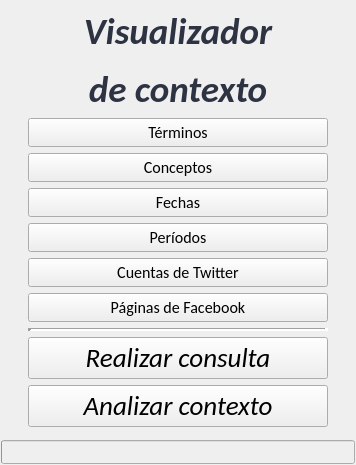
miglesias91/visualizador-de-contextos, file visualizador-de-contexto/visualizadordecontexto.ui: the form before one commit.
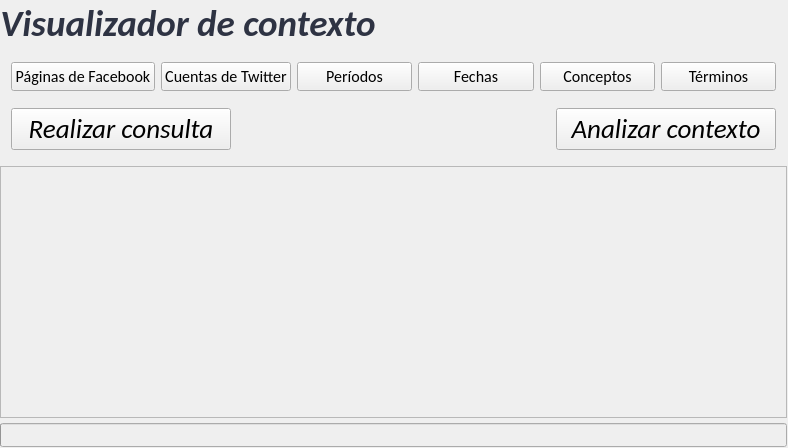
The form after the commit.

Diff of the .ui file:
```diff
--- a/visualizador-de-contexto/visualizadordecontexto.ui
+++ b/visualizador-de-contexto/visualizadordecontexto.ui
@@ -6,8 +6,8 @@
    <rect>
     <x>0</x>
     <y>0</y>
-    <width>356</width>
-    <height>465</height>
+    <width>788</width>
+    <height>448</height>
    </rect>
   </property>
   <property name="windowTitle">
@@ -22,16 +22,16 @@
   <widget class="QWidget" name="widget_central">
    <layout class="QVBoxLayout" name="verticalLayout">
     <property name="spacing">
-     <number>6</number>
+     <number>5</number>
     </property>
     <property name="sizeConstraint">
      <enum>QLayout::SetDefaultConstraint</enum>
     </property>
     <property name="leftMargin">
-     <number>1</number>
+     <number>0</number>
     </property>
     <property name="topMargin">
-     <number>1</number>
+     <number>0</number>
     </property>
     <property name="rightMargin">
      <number>1</number>
@@ -39,48 +39,7 @@
     <property name="bottomMargin">
      <number>1</number>
     </property>
-    <item alignment="Qt::AlignHCenter|Qt::AlignVCenter">
-     <widget class="QWidget" name="widget_opciones" native="true">
-      <property name="sizePolicy">
-       <sizepolicy hsizetype="Maximum" vsizetype="Maximum">
-        <horstretch>0</horstretch>
-        <verstretch>0</verstretch>
-       </sizepolicy>
-      </property>
-      <property name="minimumSize">
-       <size>
-        <width>300</width>
-        <height>400</height>
-       </size>
-      </property>
-      <property name="maximumSize">
-       <size>
-        <width>400</width>
-        <height>16777215</height>
-       </size>
-      </property>
-      <layout class="QVBoxLayout" name="layout_opciones">
-       <property name="spacing">
-        <number>6</number>
-       </property>
-       <property name="sizeConstraint">
-        <enum>QLayout::SetDefaultConstraint</enum>
-       </property>
-       <property name="leftMargin">
-        <number>0</number>
-       </property>
-       <property name="topMargin">
-        <number>0</number>
-       </property>
-       <property name="rightMargin">
-        <number>0</number>
-       </property>
-       <property name="bottomMargin">
-        <number>0</number>
-       </property>
-       <item>
-        <layout class="QVBoxLayout" name="layout_entidades">
-         <item>
+    <item alignment="Qt::AlignLeft">
           <widget class="QLabel" name="lbl_titulo">
            <property name="font">
             <font>
@@ -105,7 +64,7 @@
             <number>8</number>
            </property>
            <property name="text">
-            <string>&lt;html&gt;&lt;head/&gt;&lt;body&gt;&lt;p align=&quot;center&quot;&gt;&lt;span style=&quot; color:#2e3343;&quot;&gt;Visualizador&lt;/span&gt;&lt;/p&gt;&lt;p align=&quot;center&quot;&gt;&lt;span style=&quot; color:#2e3343;&quot;&gt;de contexto&lt;/span&gt;&lt;/p&gt;&lt;/body&gt;&lt;/html&gt;</string>
+       <string>&lt;html&gt;&lt;head/&gt;&lt;body&gt;&lt;p align=&quot;center&quot;&gt;&lt;span style=&quot; color:#2e3343;&quot;&gt;Visualizador de contexto&lt;/span&gt;&lt;/p&gt;&lt;/body&gt;&lt;/html&gt;</string>
            </property>
            <property name="textFormat">
             <enum>Qt::RichText</enum>
@@ -125,70 +84,56 @@
           </widget>
          </item>
          <item>
-          <widget class="QPushButton" name="btn_terminos">
-           <property name="font">
-            <font>
-             <family>Calibri</family>
-             <pointsize>12</pointsize>
-            </font>
-           </property>
-           <property name="text">
-            <string>Términos</string>
-           </property>
-          </widget>
-         </item>
-         <item>
-          <widget class="QPushButton" name="btn_conceptos">
-           <property name="font">
-            <font>
-             <family>Calibri</family>
-             <pointsize>12</pointsize>
-            </font>
-           </property>
-           <property name="text">
-            <string>Conceptos</string>
-           </property>
-          </widget>
-         </item>
-         <item>
-          <widget class="QPushButton" name="btn_fechas">
-           <property name="font">
-            <font>
-             <family>Calibri</family>
-             <pointsize>12</pointsize>
-            </font>
-           </property>
-           <property name="text">
-            <string>Fechas</string>
-           </property>
-          </widget>
-         </item>
-         <item>
-          <widget class="QPushButton" name="btn_periodos">
-           <property name="font">
-            <font>
-             <family>Calibri</family>
-             <pointsize>12</pointsize>
-            </font>
-           </property>
-           <property name="text">
-            <string>Períodos</string>
-           </property>
-          </widget>
-         </item>
-         <item>
-          <widget class="QPushButton" name="btn_medios_twitter">
-           <property name="font">
-            <font>
-             <family>Calibri</family>
-             <pointsize>12</pointsize>
-            </font>
-           </property>
-           <property name="text">
-            <string>Cuentas de Twitter</string>
-           </property>
-          </widget>
-         </item>
+     <widget class="QWidget" name="widget_opciones" native="true">
+      <property name="sizePolicy">
+       <sizepolicy hsizetype="Expanding" vsizetype="Maximum">
+        <horstretch>0</horstretch>
+        <verstretch>0</verstretch>
+       </sizepolicy>
+      </property>
+      <property name="minimumSize">
+       <size>
+        <width>0</width>
+        <height>0</height>
+       </size>
+      </property>
+      <property name="maximumSize">
+       <size>
+        <width>16777215</width>
+        <height>16777215</height>
+       </size>
+      </property>
+      <property name="contextMenuPolicy">
+       <enum>Qt::DefaultContextMenu</enum>
+      </property>
+      <layout class="QVBoxLayout" name="layout_opciones">
+       <property name="spacing">
+        <number>6</number>
+       </property>
+       <property name="sizeConstraint">
+        <enum>QLayout::SetDefaultConstraint</enum>
+       </property>
+       <property name="leftMargin">
+        <number>0</number>
+       </property>
+       <property name="topMargin">
+        <number>0</number>
+       </property>
+       <property name="rightMargin">
+        <number>0</number>
+       </property>
+       <property name="bottomMargin">
+        <number>0</number>
+       </property>
+       <item>
+        <widget class="QWidget" name="widget_fila_entidades" native="true">
+         <property name="sizePolicy">
+          <sizepolicy hsizetype="Expanding" vsizetype="Preferred">
+           <horstretch>0</horstretch>
+           <verstretch>0</verstretch>
+          </sizepolicy>
+         </property>
+         <layout class="QHBoxLayout" name="layout_fila_entidades">
          <item>
           <widget class="QPushButton" name="btn_medios_facebook">
            <property name="font">
@@ -200,20 +145,91 @@
            <property name="text">
             <string>Páginas de Facebook</string>
            </property>
-          </widget>
-         </item>
-        </layout>
+            <property name="flat">
+             <bool>false</bool>
+            </property>
+           </widget>
+          </item>
+          <item>
+           <widget class="QPushButton" name="btn_medios_twitter">
+            <property name="font">
+             <font>
+              <family>Calibri</family>
+              <pointsize>12</pointsize>
+             </font>
+            </property>
+            <property name="text">
+             <string>Cuentas de Twitter</string>
+            </property>
+           </widget>
        </item>
        <item>
-        <widget class="Line" name="linea_separadora">
-         <property name="lineWidth">
-          <number>4</number>
-         </property>
-         <property name="orientation">
-          <enum>Qt::Horizontal</enum>
+           <widget class="QPushButton" name="btn_periodos">
+            <property name="font">
+             <font>
+              <family>Calibri</family>
+              <pointsize>12</pointsize>
+             </font>
+            </property>
+            <property name="text">
+             <string>Períodos</string>
          </property>
         </widget>
        </item>
+          <item>
+           <widget class="QPushButton" name="btn_fechas">
+            <property name="font">
+             <font>
+              <family>Calibri</family>
+              <pointsize>12</pointsize>
+             </font>
+            </property>
+            <property name="text">
+             <string>Fechas</string>
+            </property>
+           </widget>
+          </item>
+          <item>
+           <widget class="QPushButton" name="btn_conceptos">
+            <property name="font">
+             <font>
+              <family>Calibri</family>
+              <pointsize>12</pointsize>
+             </font>
+            </property>
+            <property name="text">
+             <string>Conceptos</string>
+            </property>
+           </widget>
+          </item>
+          <item>
+           <widget class="QPushButton" name="btn_terminos">
+            <property name="font">
+             <font>
+              <family>Calibri</family>
+              <pointsize>12</pointsize>
+             </font>
+            </property>
+            <property name="text">
+             <string>Términos</string>
+            </property>
+           </widget>
+          </item>
+         </layout>
+        </widget>
+       </item>
+      </layout>
+     </widget>
+    </item>
+    <item>
+     <widget class="QWidget" name="widget_acciones" native="true">
+      <layout class="QHBoxLayout" name="layout_acciones">
+       <property name="spacing">
+        <number>5</number>
+       </property>
+       <property name="topMargin">
+        <number>1</number>
+       </property>
        <item>
         <widget class="QPushButton" name="btn_consulta">
          <property name="enabled">
@@ -221,8 +237,8 @@
          </property>
          <property name="minimumSize">
           <size>
-           <width>0</width>
-           <height>40</height>
+           <width>220</width>
+           <height>30</height>
           </size>
          </property>
          <property name="font">
@@ -239,6 +255,19 @@
          </property>
         </widget>
        </item>
+       <item>
+        <spacer name="espaciador_fila_acciones">
+         <property name="orientation">
+          <enum>Qt::Horizontal</enum>
+         </property>
+         <property name="sizeHint" stdset="0">
+          <size>
+           <width>40</width>
+           <height>20</height>
+          </size>
+         </property>
+        </spacer>
+       </item>
        <item>
         <widget class="QPushButton" name="btn_analizar_ctx">
          <property name="sizePolicy">
@@ -249,8 +278,8 @@
          </property>
          <property name="minimumSize">
           <size>
-           <width>0</width>
-           <height>40</height>
+           <width>220</width>
+           <height>30</height>
           </size>
          </property>
          <property name="sizeIncrement">
@@ -280,6 +309,22 @@
       </layout>
      </widget>
     </item>
+    <item>
+     <widget class="QFrame" name="frame_subventana">
+      <property name="sizePolicy">
+       <sizepolicy hsizetype="Expanding" vsizetype="Expanding">
+        <horstretch>0</horstretch>
+        <verstretch>0</verstretch>
+       </sizepolicy>
+      </property>
+      <property name="frameShape">
+       <enum>QFrame::StyledPanel</enum>
+      </property>
+      <property name="frameShadow">
+       <enum>QFrame::Raised</enum>
+      </property>
+     </widget>
+    </item>
     <item>
      <widget class="QProgressBar" name="bar_analizar_ctx">
       <property name="enabled">
```
Lines whose indentation alone changed are shown as unchanged.
